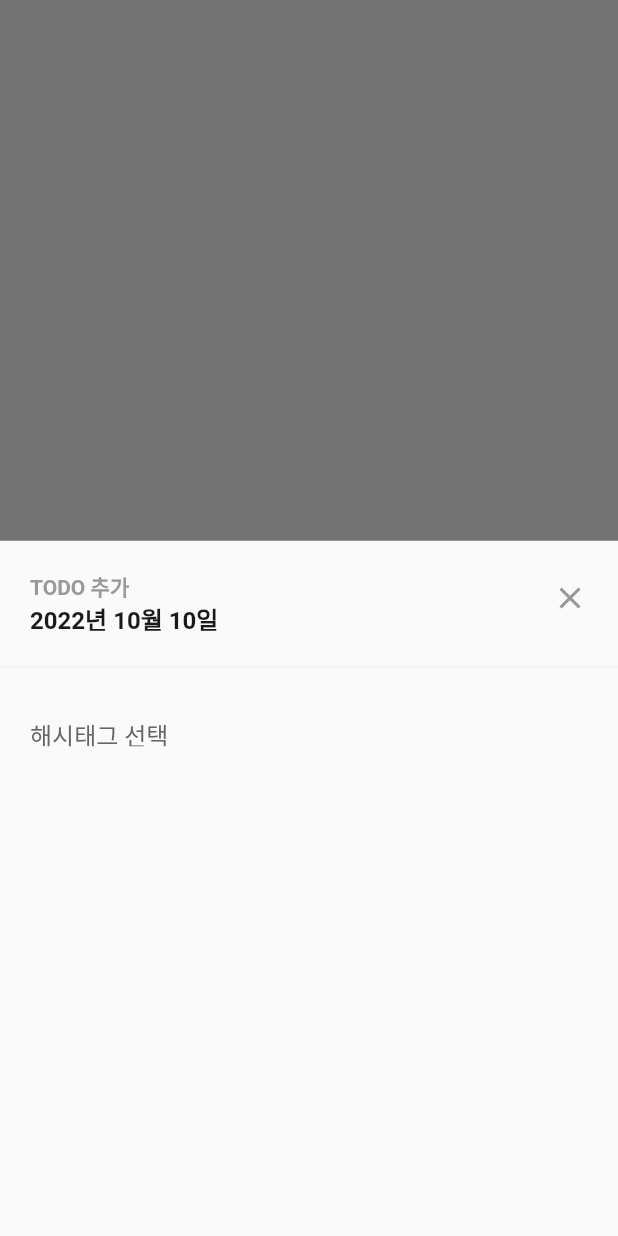
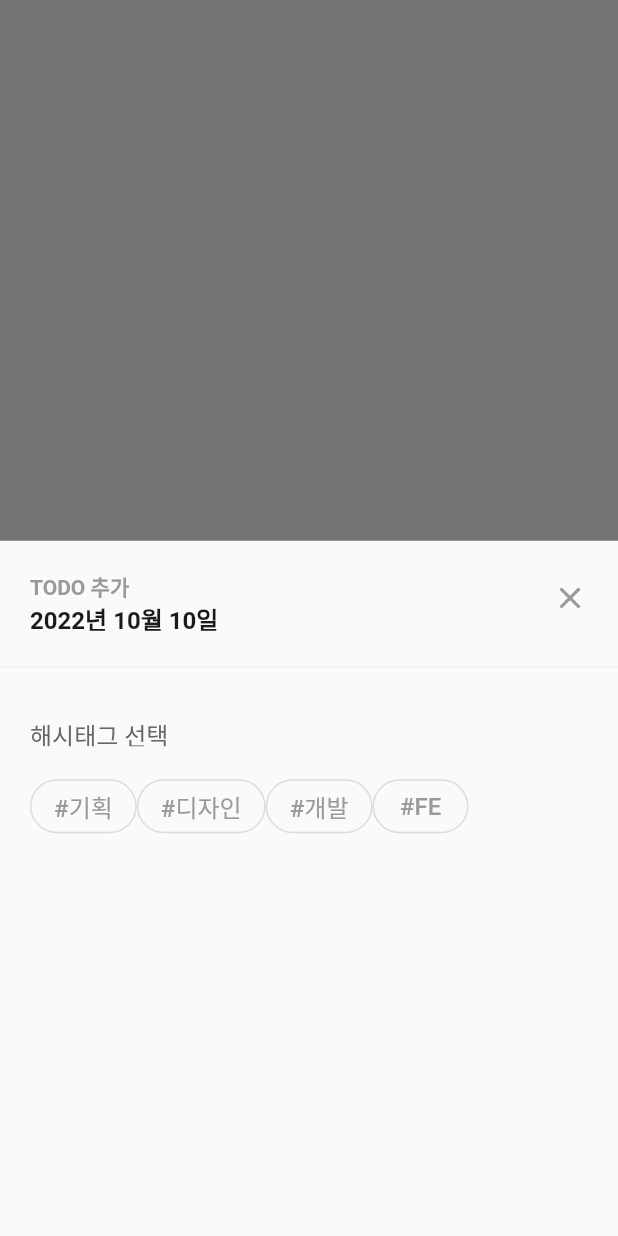
Before and after one commit to Hipspot/hipspot-toyproject-flutter, a Flutter app: the screen it shows after launch, after a tap on the "add" icon, on a phone screen of 412 x 824 dp. Run offline on Flutter 3.47's test engine with Material 2 defaults, Android fonts, the phone set to English and light mode, and no system bars.

Commit message:
git bash test #1(including hashtags)

```diff
--- a/lib/main.dart
+++ b/lib/main.dart
@@ -135,8 +135,12 @@ class _MyHomePageState extends State<MyHomePage> {
                       Padding(
                           padding: EdgeInsets.fromLTRB(20, 16, 0, 0),
                           child: Row(
+                            mainAxisAlignment: MainAxisAlignment.spaceEvenly,
                             children: [
-                            // 해시태그 목록 추가
+                              HashtagButton(text: '#기획'),
+                              HashtagButton(text: '#디자인'),
+                              HashtagButton(text: '#개발'),
+                              HashtagButton(text: '#FE'),
                             ],
                           )
                       ),
@@ -149,3 +153,38 @@ class _MyHomePageState extends State<MyHomePage> {
     );
   }
 }
+
+MaterialStateProperty<Color> getColor(Color color, Color colorPressed) {
+  getColor(Set<MaterialState> states) {
+    if(states.contains(MaterialState.pressed)) {
+      return colorPressed;
+    } else {
+      return color;
+    }
+  }
+  return MaterialStateProperty.resolveWith(getColor);
+}
+
+
+class HashtagButton extends StatelessWidget {
+  final String text;
+  const HashtagButton({Key? key, required this.text}) : super(key: key);
+
+  @override
+  Widget build(BuildContext context) {
+    return OutlinedButton(
+        style: ButtonStyle(
+          overlayColor: getColor(Colors.grey, Colors.teal),
+          shape: MaterialStateProperty.all(RoundedRectangleBorder(borderRadius: BorderRadius.circular(30.0))),
+        ),
+        onPressed: () {},
+        child: Text(
+          text,
+          style: TextStyle(
+            fontSize: 16,
+            color: Color(0xff999999),
+          ),
+        )
+    );
+  }
+}
```
Lines whose indentation alone changed are shown as unchanged.
